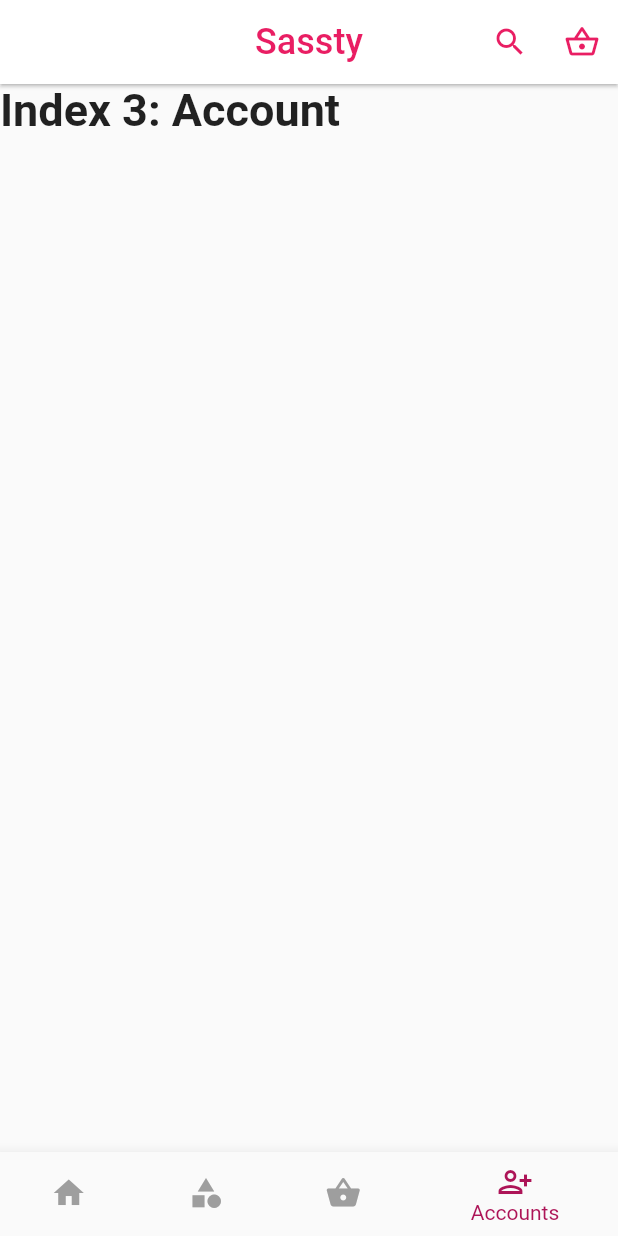
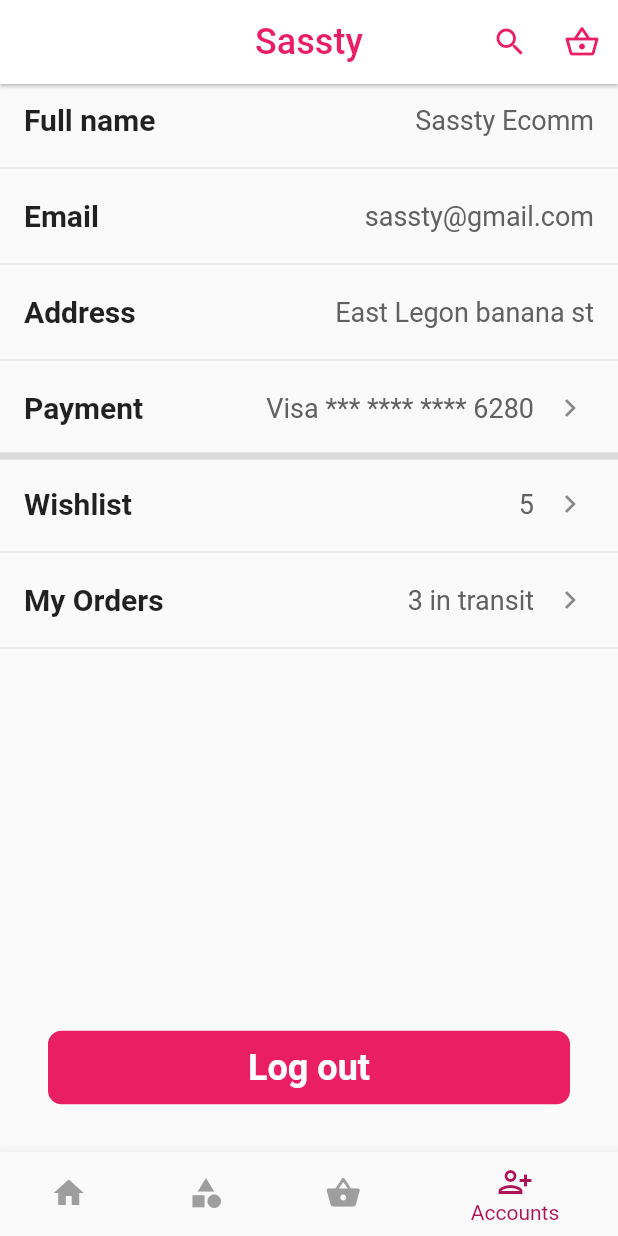
Before and after one commit to DynamoUltima/Sassty, a Flutter app: the screen it shows after launch, item 4 of the bottom bar chosen, on a phone screen of 412 x 824 dp. Run offline on Flutter 3.47's test engine with Material 2 defaults, Android fonts, the phone set to English and light mode, and no system bars; our stand-ins replace carousel_slider; missing offline and left inert: flutter_number_picker; network calls fail.

Commit message:
account page added

```diff
--- a/lib/pages/home.dart
+++ b/lib/pages/home.dart
@@ -1,5 +1,6 @@
 import 'package:flutter/material.dart';
 import 'package:flutter/widgets.dart';
+import 'package:sassty/pages/nav_pages/account.dart';
 import 'package:sassty/pages/nav_pages/cart.dart';
 import 'package:sassty/pages/nav_pages/categories.dart';
 import 'package:sassty/pages/nav_pages/dashboard.dart';
@@ -19,10 +20,7 @@
     Dashboard(),
     CategoryPage(),
     CartPage(),
-    Text(
-      'Index 3: Account',
-      style: optionStyle,
-    ),
+    AccountPage(),
   ];
   @override
   Widget build(BuildContext context) {
--- /dev/null
+++ b/lib/pages/nav_pages/account.dart
@@ -0,0 +1,178 @@
+import 'package:flutter/material.dart';
+
+class AccountPage extends StatefulWidget {
+  const AccountPage({Key? key}) : super(key: key);
+
+  @override
+  _AccountPageState createState() => _AccountPageState();
+}
+
+class _AccountPageState extends State<AccountPage> {
+
+  @override
+  Widget build(BuildContext context) {
+   double screenWidth = MediaQuery.of(context).size.width;
+   double screenHeight = MediaQuery.of(context).size.height;
+    return Scaffold(
+      body: Container(
+        height: screenHeight,
+          child: ListView(
+            shrinkWrap: true,
+            children: [
+        ListTile(
+          dense: true,
+          leading: Text(
+            'Full name',
+            style: TextStyle(fontSize: 20, fontWeight: FontWeight.bold),
+          ),
+          trailing: Text(
+            'Sassty Ecomm',
+            style: TextStyle(
+                fontSize: 18,
+                color: Colors.grey[700],
+                fontWeight: FontWeight.w400),
+          ),
+        ),
+        Divider(),
+        ListTile(
+          dense: true,
+          leading: Text(
+            'Email',
+            style: TextStyle(fontSize: 20, fontWeight: FontWeight.bold),
+          ),
+          trailing: Text(
+            'sassty@gmail.com',
+            style: TextStyle(
+                fontSize: 18,
+                color: Colors.grey[700],
+                fontWeight: FontWeight.w400),
+          ),
+        ),
+        Divider(),
+        ListTile(
+          dense: true,
+          leading: Text(
+            'Address',
+            style: TextStyle(fontSize: 20, fontWeight: FontWeight.bold),
+          ),
+          trailing: Text(
+            'East Legon banana st',
+            style: TextStyle(
+                fontSize: 18,
+                color: Colors.grey[700],
+                fontWeight: FontWeight.w400),
+          ),
+        ),
+        Divider(),
+        ListTile(
+          contentPadding: EdgeInsets.only(right: 8, left: 16),
+          dense: true,
+          leading: Text(
+            'Payment',
+            style: TextStyle(fontSize: 20, fontWeight: FontWeight.bold),
+          ),
+          trailing: Row(
+            mainAxisAlignment: MainAxisAlignment.end,
+            mainAxisSize: MainAxisSize.min,
+            children: [
+              Text(
+                'Visa *** **** **** 6280',
+                style: TextStyle(
+                    fontSize: 18,
+                    color: Colors.grey[700],
+                    fontWeight: FontWeight.w400),
+              ),
+              IconButton(
+                icon: Icon(Icons.chevron_right),
+                onPressed: () {},
+              )
+            ],
+          ),
+        ),
+        Divider(
+          thickness: 5,
+        ),
+        ListTile(
+          contentPadding: EdgeInsets.only(right: 8, left: 16),
+          dense: true,
+          leading: Text(
+            'Wishlist',
+            style: TextStyle(fontSize: 20, fontWeight: FontWeight.bold),
+          ),
+          trailing: Row(
+            mainAxisAlignment: MainAxisAlignment.end,
+            mainAxisSize: MainAxisSize.min,
+            children: [
+              Text(
+                '5',
+                style: TextStyle(
+                    fontSize: 18,
+                    color: Colors.grey[700],
+                    fontWeight: FontWeight.w400),
+              ),
+              IconButton(
+                icon: Icon(Icons.chevron_right),
+                onPressed: () {},
+              )
+            ],
+          ),
+        ),
+        Divider(),
+        ListTile(
+          contentPadding: EdgeInsets.only(right: 8, left: 16),
+          dense: true,
+          leading: Text(
+            'My Orders',
+            style: TextStyle(fontSize: 20, fontWeight: FontWeight.bold),
+          ),
+          trailing: Row(
+            mainAxisAlignment: MainAxisAlignment.end,
+            mainAxisSize: MainAxisSize.min,
+            children: [
+              Text(
+                '3 in transit',
+                style: TextStyle(
+                    fontSize: 18,
+                    color: Colors.grey[700],
+                    fontWeight: FontWeight.w400),
+              ),
+              IconButton(
+                icon: Icon(Icons.chevron_right),
+                onPressed: () {},
+              )
+            ],
+          ),
+        ),
+        Divider(),
+        SizedBox(height: screenHeight*0.3,),
+
+        Container(
+          margin: EdgeInsets.symmetric(horizontal: 32),
+          child: TextButton(
+            onPressed: () {},
+            child: Padding(
+              padding: const EdgeInsets.symmetric(
+                horizontal: 1,
+                vertical: 2.5,
+              ),
+              child: Text(
+                'Log out',
+                style: TextStyle(
+                    color: Colors.white,
+                    fontWeight: FontWeight.bold,
+                    fontSize: 24),
+              ),
+            ),
+            style: ButtonStyle(
+              backgroundColor: MaterialStateProperty.all(Colors.pink),
+              // textStyle:MaterialStateProperty.all(TextStyle(color: Colors.white)),
+              shape: MaterialStateProperty.all<RoundedRectangleBorder>(
+                  RoundedRectangleBorder(
+                      borderRadius: BorderRadius.circular(9.0))),
+            ),
+          ),
+        )
+      ])),
+    );
+  }
+}
--- a/lib/pages/nav_pages/cart.dart
+++ b/lib/pages/nav_pages/cart.dart
@@ -44,10 +44,17 @@
                 Padding(
                   padding: const EdgeInsets.symmetric(horizontal: 16),
                   child: Row(
-                    children: [Text('you have 3 items in your bag',style: TextStyle(fontSize: 18,color: Colors.grey),)],
+                    children: [
+                      Text(
+                        'you have 3 items in your bag',
+                        style: TextStyle(fontSize: 18, color: Colors.grey),
+                      )
+                    ],
                   ),
                 ),
-                Divider(thickness: 1,),
+                Divider(
+                  thickness: 1,
+                ),
               ],
             ),
           ),
@@ -135,6 +142,78 @@
                   }),
             ),
           ),
+          Container(
+            color: Colors.grey[100],
+            padding: EdgeInsets.all(8),
+            child: Column(
+              children: [
+                Container(
+                  child: Column(
+                    children: [
+                      Padding(
+                        padding: const EdgeInsets.all(8.0),
+                        child: Row(
+                          mainAxisAlignment: MainAxisAlignment.spaceBetween,
+                          children: [
+                            Padding(
+                              padding: const EdgeInsets.symmetric(horizontal: 16),
+                              child: Text('Order Amount:',style: TextStyle(fontSize: 24,fontWeight: FontWeight.bold),),
+                            ),
+                            Padding(
+                              padding: const EdgeInsets.symmetric(horizontal: 16),
+                              child: Text('GHC 152',style: TextStyle(fontSize: 24,fontWeight: FontWeight.bold),),
+                            )
+                          ],
+                        ),
+                      ),
+                      Padding(
+                        padding: const EdgeInsets.all(8.0),
+                        child: Row(
+                          mainAxisAlignment: MainAxisAlignment.spaceBetween,
+                          children: [
+                            Padding(
+                              padding: const EdgeInsets.symmetric(horizontal: 16),
+                              child: Text('Your total amount of Ddscount:',style: TextStyle(fontSize: 18,),),
+                            ),
+                             Padding(
+                              padding: const EdgeInsets.symmetric(horizontal: 16),
+                              child: Text('GHC 55',style: TextStyle(fontSize: 18,),),
+                            )
+                          ],
+                        ),
+                      ),
+                    ],
+                  ),
+                ),
+                SizedBox(
+                  width: screenWidth * 0.8,
+                  child: TextButton(
+                    onPressed: () {},
+                    child: Padding(
+                      padding: const EdgeInsets.symmetric(
+                        horizontal: 16,
+                        vertical: 2.5,
+                      ),
+                      child: Text(
+                        'Checkout',
+                        style: TextStyle(
+                            color: Colors.white,
+                            fontWeight: FontWeight.bold,
+                            fontSize: 24),
+                      ),
+                    ),
+                    style: ButtonStyle(
+                      backgroundColor: MaterialStateProperty.all(Colors.pink),
+                      // textStyle:MaterialStateProperty.all(TextStyle(color: Colors.white)),
+                      shape: MaterialStateProperty.all<RoundedRectangleBorder>(
+                          RoundedRectangleBorder(
+                              borderRadius: BorderRadius.circular(9.0))),
+                    ),
+                  ),
+                ),
+              ],
+            ),
+          )
         ],
       ),
     );
```
